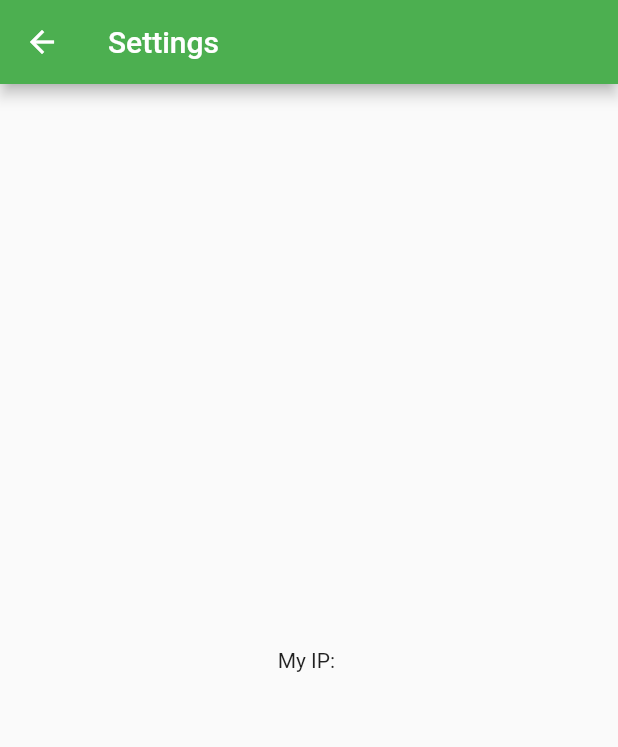
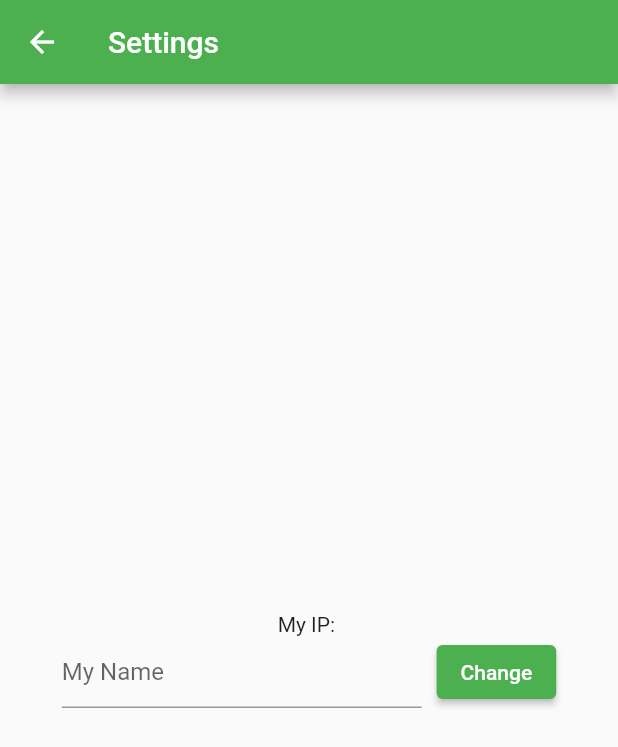
Before and after one commit to sirubell/lanchat, a Flutter app: the Settings screen opened by its route, on a phone screen of 412 x 824 dp. Shown: the top 747 px of the screen. Run offline on Flutter 3.47's test engine with Material 2 defaults, Android fonts, the light colour scheme and no system bars; our stand-ins replace file_picker; missing offline and left inert: network_info_plus.

Commit message:
formatting chat room and set name

```diff
--- a/lib/main.dart
+++ b/lib/main.dart
@@ -21,6 +21,7 @@ class App extends StatelessWidget {
   @override
   Widget build(BuildContext context) {
     return MaterialApp(
+      debugShowCheckedModeBanner: false,
       title: 'LanChat',
       theme: ThemeData(
         primarySwatch: Colors.green,
--- a/lib/models/app_model.dart
+++ b/lib/models/app_model.dart
@@ -43,6 +43,11 @@ class AppModel extends ChangeNotifier {
     client.write(jsonEncode({'name': base64Name, 'action': 'AskName'}));
     client.close();
     _handleConnection(client);
+  }
+
+  Future<void> setName(String name) async {
+    this.name = name;
+    showSnackBar?.call('Successfully changed name');
   }
 
   FriendModel? friend(String ip) => _friends[ip];
--- a/lib/models/file_message_model.dart
+++ b/lib/models/file_message_model.dart
@@ -24,6 +24,7 @@ class FileMessageModel extends MessageModel {
     switch (file.extension) {
       case "png":
       case "jpg":
+      case "jpeg":
         return Image.memory(file.bytes!);
       default:
         return Align(
--- a/lib/widgets/settings.dart
+++ b/lib/widgets/settings.dart
@@ -2,8 +2,15 @@ import 'package:flutter/material.dart';
 import 'package:lanchat/models/app_model.dart';
 import 'package:provider/provider.dart';
 
-class Settings extends StatelessWidget {
+class Settings extends StatefulWidget {
   const Settings({Key? key}) : super(key: key);
+
+  @override
+  State<Settings> createState() => _SettingsState();
+}
+
+class _SettingsState extends State<Settings> {
+  final _controller = TextEditingController();
 
   @override
   Widget build(BuildContext context) {
@@ -11,12 +18,43 @@ class Settings extends StatelessWidget {
     return Scaffold(
       appBar: AppBar(title: const Text('Settings')),
       body: Center(
-          child: Column(
-        mainAxisAlignment: MainAxisAlignment.center,
-        children: [
-          Text("My IP: $ip"),
-        ],
-      )),
+        child: Column(
+          mainAxisAlignment: MainAxisAlignment.center,
+          children: [
+            Text("My IP: $ip"),
+            FractionallySizedBox(
+              widthFactor: 0.8,
+              child: Row(
+                mainAxisAlignment: MainAxisAlignment.center,
+                children: [
+                  Flexible(
+                    child: Container(
+                      margin: const EdgeInsets.only(right: 10),
+                      child: TextField(
+                        controller: _controller,
+                        onSubmitted: (text) => _handleSubmitted(text),
+                        decoration: const InputDecoration(
+                          hintText: 'My Name',
+                        ),
+                      ),
+                    ),
+                  ),
+                  ElevatedButton(
+                    onPressed: () => _handleSubmitted(_controller.text),
+                    child: const Text('Change'),
+                  ),
+                ],
+              ),
+            ),
+          ],
+        ),
+      ),
     );
   }
+
+  void _handleSubmitted(String text) {
+    if (text.isEmpty) return;
+
+    context.read<AppModel>().setName(text);
+  }
 }
```
Also changed, not shown: lib/widgets/add_friend.dart (+9 -2 lines), lib/widgets/main_screen.dart (+7 -3 lines), lib/widgets/message.dart (+14 -3 lines), lib/widgets/text_composer.dart (+4 -4 lines).
